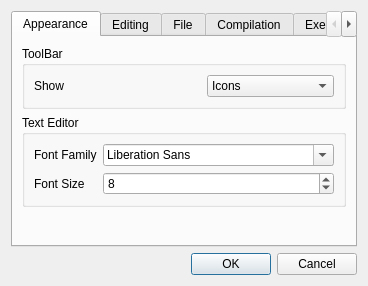
Qt form src/openalea/lpy/gui/lpyprefwidget.ui (openalea/lpy) before a commit.
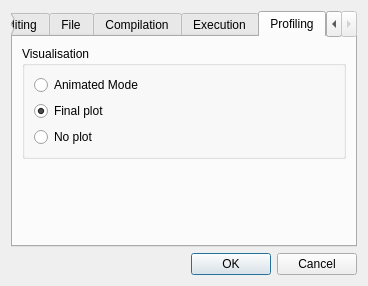
The same form after that commit. The open tabs and pages were chosen to show the change.

Commit message: - add option in preferences for profiling with display of all frame, final frame or no frame

Patch:
```diff
--- a/src/openalea/lpy/gui/lpyprefwidget.ui
+++ b/src/openalea/lpy/gui/lpyprefwidget.ui
@@ -18,16 +18,8 @@
      <property name="currentIndex" >
       <number>0</number>
      </property>
-     <widget class="QWidget" name="tabAppearance" >
-      <property name="geometry" >
-       <rect>
-        <x>0</x>
-        <y>0</y>
-        <width>276</width>
-        <height>198</height>
-       </rect>
-      </property>
-      <attribute name="title" >
+     <widget class="QWidget" name="tabAppearance">
+      <attribute name="title">
        <string>Appearance</string>
       </attribute>
       <layout class="QVBoxLayout" name="verticalLayout_2" >
@@ -513,6 +505,62 @@
        </item>
       </layout>
      </widget>
+     <widget class="QWidget" name="profilingTab">
+      <attribute name="title">
+       <string>Profiling</string>
+      </attribute>
+      <layout class="QVBoxLayout" name="verticalLayout_8">
+       <item>
+        <widget class="QGroupBox" name="groupBox_9">
+         <property name="title">
+          <string>Visualisation</string>
+         </property>
+         <layout class="QVBoxLayout" name="verticalLayout_7">
+          <item>
+           <widget class="QRadioButton" name="profilingAnimatedButton">
+            <property name="text">
+             <string>Animated Mode</string>
+            </property>
+           </widget>
+          </item>
+          <item>
+           <widget class="QRadioButton" name="profilingFinalPlotButton">
+            <property name="text">
+             <string>Final plot</string>
+            </property>
+            <property name="checked">
+             <bool>true</bool>
+            </property>
+           </widget>
+          </item>
+          <item>
+           <widget class="QRadioButton" name="profilingNoPlotButton">
+            <property name="text">
+             <string>No plot</string>
+            </property>
+           </widget>
+          </item>
+         </layout>
+        </widget>
+       </item>
+       <item>
+        <spacer name="verticalSpacer_6">
+         <property name="orientation">
+          <enum>Qt::Vertical</enum>
+         </property>
+         <property name="sizeHint" stdset="0">
+          <size>
+           <width>20</width>
+           <height>71</height>
+          </size>
+         </property>
+        </spacer>
+       </item>
+      </layout>
+      <zorder>verticalSpacer_6</zorder>
+      <zorder>groupBox_9</zorder>
+      <zorder>profilingFinalPlotButton</zorder>
+     </widget>
     </widget>
    </item>
    <item>
```
Left out of the diff: 351 changed lines with no effect on the pictures. The commit also changes 6 other files.
